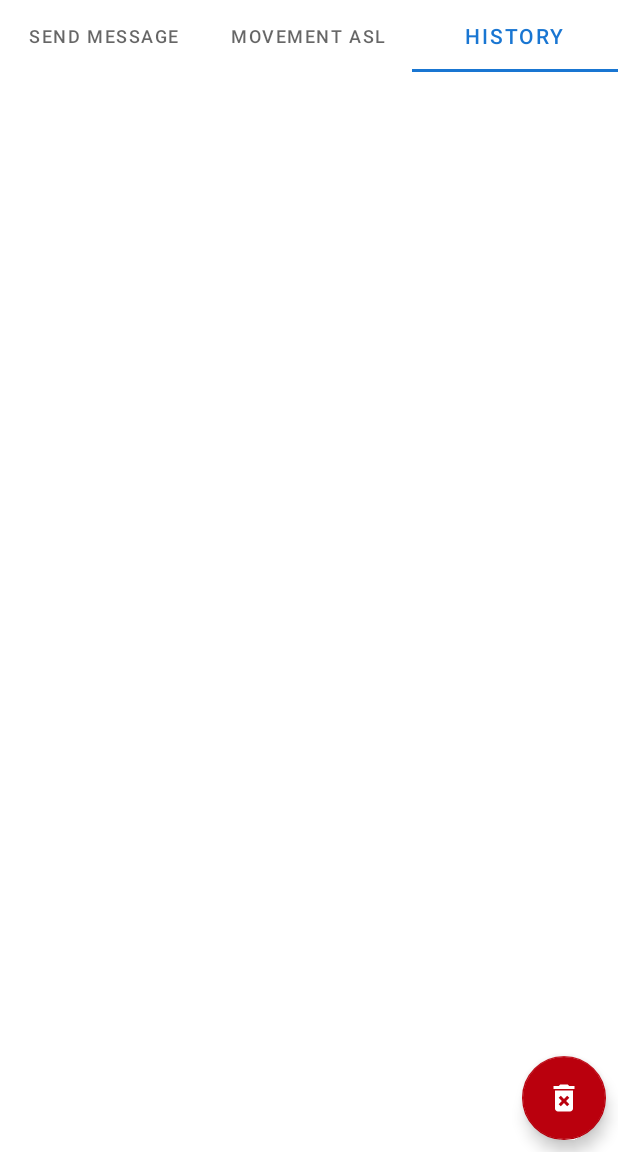
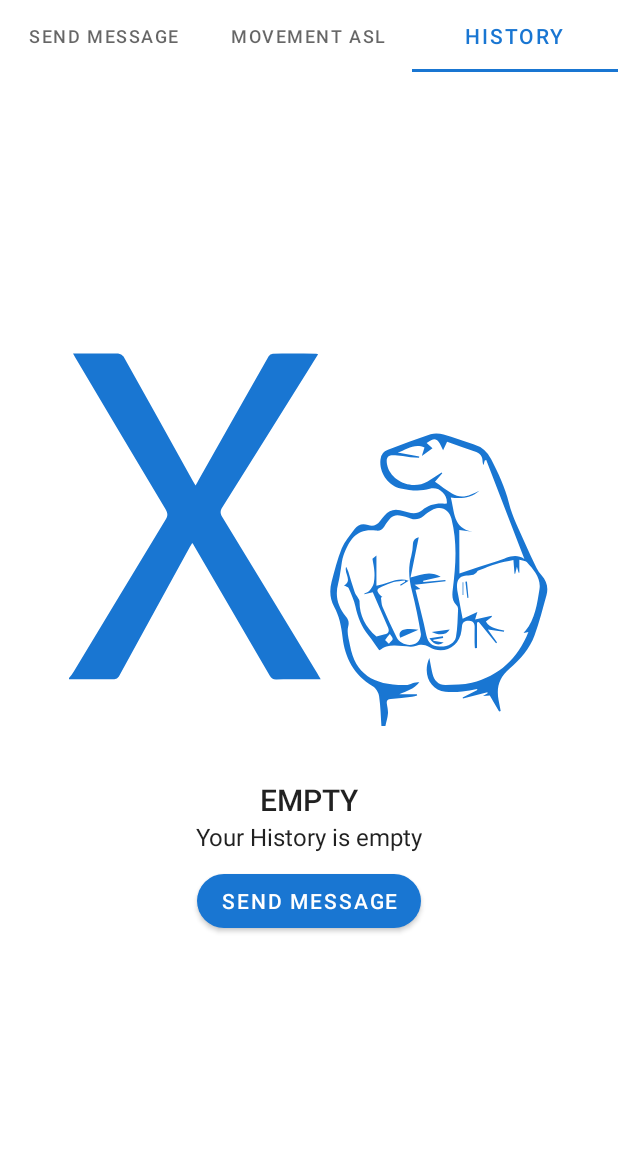
Before and after one commit to reynaldoGT/ASL.app, an Android app: the screen it shows after launch (TabNavigatorActivity), tab 3 chosen, on a phone screen of 412 x 824 dp, the part 84-1236 px from its top. Run offline under Robolectric (Android 15) with nearby library versions, the phone set to English and light mode, and no system bars; our stand-ins replace AdMob, Room's generated code; libraries missing offline, so code that uses them is left out: com.orhanobut.logger; network calls fail; pictures from the network do not load; 4 statements that could not run were skipped.

Commit message:
history and voice speach added

```diff
--- a/app/src/main/java/com/neo/signLanguage/ui/view/activities/SettingsActivity.kt
+++ b/app/src/main/java/com/neo/signLanguage/ui/view/activities/SettingsActivity.kt
@@ -35,7 +35,7 @@ class SettingsActivity : AppCompatActivity() {
 
         binding.switchChangeTheme.isChecked = sharedPrefs.getTheme()
         binding.cbTransition.isChecked = sharedPrefs.getShowTransition()
-        binding.currentDelayValue.text = sharedPrefs.getDelay().toString() + " ms."
+        binding.currentDelayValue.text = sharedPrefs.getDelay().toString() + "ms."
 
         binding.switchChangeTheme.setOnCheckedChangeListener { _, isChecked ->
             if (isChecked) {
--- a/app/src/main/java/com/neo/signLanguage/ui/view/fragments/HistoryFragment.kt
+++ b/app/src/main/java/com/neo/signLanguage/ui/view/fragments/HistoryFragment.kt
@@ -1,7 +1,7 @@
 package com.neo.signLanguage.ui.view.fragments
 
 import android.app.AlertDialog
-import android.content.DialogInterface
+
 import android.os.Bundle
 import android.util.Log
 import android.view.LayoutInflater
@@ -13,7 +13,6 @@ import androidx.recyclerview.widget.GridLayoutManager
 import com.neo.signLanguage.ClickListener
 import com.neo.signLanguage.R
 import com.neo.signLanguage.adapters.HistoryAdapter
-import com.neo.signLanguage.data.database.entities.SignEntity
 import com.neo.signLanguage.databinding.FragmentHistoryBinding
 import com.neo.signLanguage.ui.view.activities.TabNavigatorActivity
 import com.neo.signLanguage.ui.viewModel.GiphyViewModel
@@ -24,7 +23,6 @@ class HistoryFragment : Fragment() {
     private var _binding: FragmentHistoryBinding? = null
     private val binding get() = _binding!!
     private lateinit var adapter: HistoryAdapter
-    private var responseDb: List<SignEntity>? = null
 
 
     private val model: GiphyViewModel by activityViewModels()
@@ -35,7 +33,7 @@ class HistoryFragment : Fragment() {
 
         _binding = FragmentHistoryBinding.inflate(inflater, container, false)
         initRecyclerView()
-        binding.deleteAll.setOnClickListener {
+        binding.deleteAllActionButton.setOnClickListener {
             AlertDialog.Builder(requireActivity())
                 .setTitle(getString(R.string.delete_question))
                 .setMessage(getString(R.string.clear_history_question))
@@ -47,17 +45,19 @@ class HistoryFragment : Fragment() {
                 }
                 .setNegativeButton(
                     R.string.cancel
-                ) { dialog, which -> Log.d("AlertDialog", "Negative") }
+                ) { _, _ -> Log.d("AlertDialog", "Negative") }
+                .setIcon(R.drawable.ic_warning_24)
                 .show()
         }
 
-
+        binding.btnSendMessage.setOnClickListener {
+            TabNavigatorActivity.binding.viewPager2.currentItem = 0
+        }
 
         return binding.root
     }
 
     private fun initRecyclerView() {
-
 
         model.getAllSingFromDatabase
             .observe(viewLifecycleOwner) {
@@ -74,6 +74,13 @@ class HistoryFragment : Fragment() {
                 binding.rvHistory.layoutManager =
                     GridLayoutManager(activity?.applicationContext!!, 1)
                 binding.rvHistory.adapter = adapter
+                if (it.isEmpty()) {
+                    binding.emptyHistoryLayout.visibility = View.VISIBLE
+                    binding.deleteAllActionButton.visibility = View.GONE
+                } else {
+                    binding.emptyHistoryLayout.visibility = View.GONE
+                    binding.deleteAllActionButton.visibility = View.VISIBLE
+                }
             }
 
 
--- a/app/src/main/java/com/neo/signLanguage/ui/viewModel/GiphyViewModel.kt
+++ b/app/src/main/java/com/neo/signLanguage/ui/viewModel/GiphyViewModel.kt
@@ -22,8 +22,6 @@ class GiphyViewModel : ViewModel() {
     private val isLoading = MutableLiveData<Boolean>()
 
     fun setCurrentMessage(newCurrentMessage: String, saveDatabase: Boolean) {
-        Logger.d(newCurrentMessage)
-        currentMessage.postValue(newCurrentMessage)
         currentMessage.postValue(newCurrentMessage)
         saveInDatabase.postValue(saveDatabase)
     }
--- a/app/src/main/java/com/neo/signLanguage/utils/DataSign.kt
+++ b/app/src/main/java/com/neo/signLanguage/utils/DataSign.kt
@@ -11,6 +11,7 @@ class DataSign {
     companion object {
         private const val letter = "letter"
         private const val number = "number"
+        private const val space = "space"
 
         fun getLetterArray(): ArrayList<Sign> {
             val lettersArray = ArrayList<Sign>()
@@ -41,7 +42,7 @@ class DataSign {
             lettersArray.add(Sign("x", R.drawable.ic_x_only_sing, letter))
             lettersArray.add(Sign("y", R.drawable.ic_y_only_sing, letter))
             lettersArray.add(Sign("z", R.drawable.ic_z_only_sing, letter))
-            lettersArray.add(Sign(" ", R.drawable.ic_space, letter))
+            lettersArray.add(Sign(" ", R.drawable.ic_space, space))
 
             //?  numbers
             lettersArray.add(Sign("1", R.drawable.ic_1_number, number))
--- /dev/null
+++ b/app/src/main/res/drawable/ic_warning_24.xml
@@ -0,0 +1,10 @@
+<vector xmlns:android="http://schemas.android.com/apk/res/android"
+    android:width="24dp"
+    android:height="24dp"
+    android:viewportWidth="24"
+    android:viewportHeight="24"
+    android:tint="?attr/colorControlNormal">
+  <path
+      android:fillColor="@android:color/white"
+      android:pathData="M1,21h22L12,2 1,21zM13,18h-2v-2h2v2zM13,14h-2v-4h2v4z"/>
+</vector>
--- a/app/src/main/res/layout/fragment_history.xml
+++ b/app/src/main/res/layout/fragment_history.xml
@@ -1,27 +1,80 @@
 <?xml version="1.0" encoding="utf-8"?>
 <FrameLayout xmlns:android="http://schemas.android.com/apk/res/android"
     xmlns:app="http://schemas.android.com/apk/res-auto"
-    xmlns:tools="http://schemas.android.com/tools"
     android:layout_width="match_parent"
     android:layout_height="match_parent">
 
+    <androidx.constraintlayout.widget.ConstraintLayout
+        android:layout_width="match_parent"
+        android:layout_height="match_parent"
+        android:orientation="horizontal">
 
         <androidx.recyclerview.widget.RecyclerView
             android:id="@+id/rvHistory"
             android:layout_width="match_parent"
-        android:layout_height="match_parent"
-        android:paddingTop="32dp" />
+            android:layout_height="wrap_content"
+            android:paddingTop="32dp"
+            app:layout_constraintEnd_toEndOf="parent"
+            app:layout_constraintStart_toStartOf="parent"
+            app:layout_constraintTop_toTopOf="parent" />
 
 
         <com.google.android.material.floatingactionbutton.FloatingActionButton
-        android:id="@+id/deleteAll"
+            android:id="@+id/deleteAllActionButton"
             android:layout_width="wrap_content"
             android:layout_height="wrap_content"
+
+            android:layout_alignParentEnd="true"
+            android:layout_alignParentBottom="true"
             android:layout_gravity="end|bottom"
             android:layout_marginEnd="8dp"
             android:layout_marginBottom="8dp"
             android:contentDescription="@string/simple_description"
             app:backgroundTint="@color/red_dark"
+            app:layout_constraintBottom_toBottomOf="parent"
+            app:layout_constraintEnd_toEndOf="parent"
             app:srcCompat="@drawable/ic_baseline_delete_forever_24"
             app:tint="@color/white" />
+
+        <LinearLayout
+            android:id="@+id/emptyHistoryLayout"
+            android:layout_width="match_parent"
+            android:layout_height="wrap_content"
+            android:orientation="vertical"
+            android:visibility="gone"
+            app:layout_constraintBottom_toBottomOf="parent"
+            app:layout_constraintTop_toTopOf="parent">
+
+
+            <ImageView
+                android:layout_width="320dp"
+                android:layout_height="320dp"
+                android:layout_gravity="center"
+                android:contentDescription="TODO"
+                android:src="@drawable/ic_x_letter" />
+
+            <TextView
+                android:layout_width="match_parent"
+                android:layout_height="wrap_content"
+                android:text="@string/empty"
+                android:textAlignment="center"
+                android:textAppearance="@style/TextAppearance.AppCompat.Light.SearchResult.Title" />
+
+            <TextView
+                android:layout_width="match_parent"
+                android:layout_height="wrap_content"
+                android:text="@string/your_history_is_empty"
+                android:textAlignment="center"
+                android:textAppearance="@style/TextAppearance.AppCompat.Light.SearchResult.Subtitle" />
+
+            <com.google.android.material.button.MaterialButton
+                android:id="@+id/btnSendMessage"
+                android:layout_width="wrap_content"
+                android:layout_height="wrap_content"
+                android:layout_gravity="center"
+                android:layout_marginTop="8dp"
+                android:text="@string/send_message"
+                app:cornerRadius="40dp" />
+        </LinearLayout>
+    </androidx.constraintlayout.widget.ConstraintLayout>
 </FrameLayout>
--- a/app/src/main/res/layout/fragment_send_message.xml
+++ b/app/src/main/res/layout/fragment_send_message.xml
@@ -36,7 +36,6 @@
             android:layout_height="wrap_content"
             android:layout_marginHorizontal="16dp"
             android:layout_marginVertical="8dp"
-
             android:text="@string/here_see_your_text"
             android:textAlignment="center"
             android:textSize="32sp"
@@ -56,7 +55,6 @@
                 android:layout_height="wrap_content"
                 android:layout_marginHorizontal="16dp"
                 android:layout_marginVertical="8dp"
-
                 android:background="@android:color/transparent"
                 android:inputType="textCapSentences" />
 
@@ -68,11 +66,9 @@
             android:layout_height="wrap_content"
             android:layout_gravity="center"
             android:layout_marginTop="8dp"
-            android:layout_marginBottom="8dp"
             android:paddingHorizontal="50dp"
             android:paddingVertical="15dp"
             android:text="@string/send_message"
-
             app:cornerRadius="40dp" />
 
         <com.google.android.material.button.MaterialButton
--- a/app/src/main/res/values/strings.xml
+++ b/app/src/main/res/values/strings.xml
@@ -12,8 +12,8 @@
     <string name="view_numbers">Numbers</string>
     <string name="empty_message">Empty Message!</string>
     <string name="letter_a">Letter: A</string>
-    <string name="number">Number: </string>
-    <string name="letter">Letter: </string>
+    <string name="number">Number: %1$s </string>
+    <string name="letter">Letter: %1$s </string>
 
     <string name="test_id_application_admob" translatable="false">ca-app-pub-3940256099942544~3347511713</string>
     <string name="test_banner_id" translatable="false">ca-app-pub-3940256099942544/6300978111</string>
@@ -57,5 +57,8 @@
     <string name="delete_question">Clear browsing data</string>
     <string name="clear_history_question">Do you want to clear the history?</string>
     <string name="delete">Delete</string>
+    <string name="empty">EMPTY</string>
+    <string name="your_history_is_empty">Your History is empty</string>
+
 
 </resources>
```
Also changed, not shown: app/src/main/java/com/neo/signLanguage/data/models/Color.kt (+4 -3 lines), app/src/main/java/com/neo/signLanguage/ui/view/fragments/SendMessageFragment.kt (+30 -15 lines), 1 other file. Lines whose indentation alone changed are shown as unchanged.
